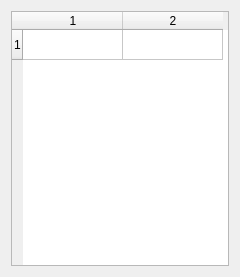
The window that ui/datatab.ui (talbring/ConvergenceMonitor) describes before a commit, drawn with Qt 5.
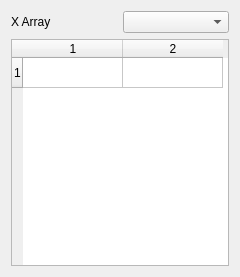
The same window after the commit.

Diff of the .ui file:
```diff
--- a/ui/datatab.ui
+++ b/ui/datatab.ui
@@ -15,6 +15,22 @@
   </property>
   <layout class="QGridLayout" name="gridLayout">
    <item row="0" column="0">
+    <layout class="QVBoxLayout" name="verticalLayout">
+     <item>
+      <layout class="QHBoxLayout" name="horizontalLayout">
+       <item>
+        <widget class="QLabel" name="label">
+         <property name="text">
+          <string>X Array</string>
+         </property>
+        </widget>
+       </item>
+       <item>
+        <widget class="QComboBox" name="xArrayCombo"/>
+       </item>
+      </layout>
+     </item>
+     <item>
     <widget class="QTableWidget" name="tableWidget">
      <property name="rowCount">
       <number>1</number>
@@ -26,6 +42,8 @@
      <column/>
      <column/>
     </widget>
+     </item>
+    </layout>
    </item>
   </layout>
  </widget>
```
Lines whose indentation alone changed are shown as unchanged.
